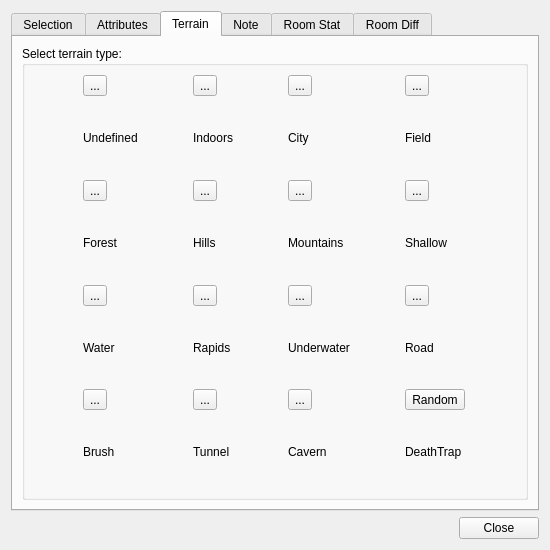
Before: the Qt Designer form src/mainwindow/roomeditattrdlg.ui in MUME/MMapper, drawn with Qt 5.
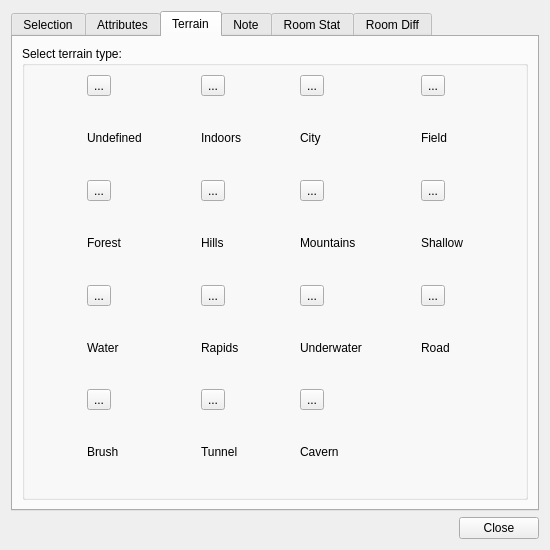
After: the same form once the commit is applied. The open tabs and pages were chosen to show the change. Icons and pictures are not drawn.

Commit message: refactor to replace death terrain type with load flag

```diff
--- a/src/mainwindow/roomeditattrdlg.ui
+++ b/src/mainwindow/roomeditattrdlg.ui
@@ -1042,29 +1042,6 @@
             </property>
            </widget>
           </item>
-          <item row="6" column="3">
-           <widget class="QToolButton" name="toolButton15">
-            <property name="text">
-             <string>Random</string>
-            </property>
-            <property name="icon">
-             <iconset resource="../resources/mmapper2.qrc">
-              <normaloff>:/pixmaps/terrain-deathtrap.png</normaloff>:/pixmaps/terrain-deathtrap.png</iconset>
-            </property>
-            <property name="iconSize">
-             <size>
-              <width>64</width>
-              <height>64</height>
-             </size>
-            </property>
-            <property name="checkable">
-             <bool>true</bool>
-            </property>
-            <property name="autoExclusive">
-             <bool>true</bool>
-            </property>
-           </widget>
-          </item>
           <item row="6" column="0">
            <widget class="QToolButton" name="toolButton12">
             <property name="text">
@@ -1226,13 +1203,6 @@
             </property>
            </widget>
           </item>
-          <item row="7" column="3">
-           <widget class="QLabel" name="label_15">
-            <property name="text">
-             <string>DeathTrap</string>
-            </property>
-           </widget>
-          </item>
           <item row="7" column="2">
            <widget class="QLabel" name="label_14">
             <property name="text">
```
Left out of the diff: 1 changed line with no effect on the pictures. The commit also changes 12 other files.
